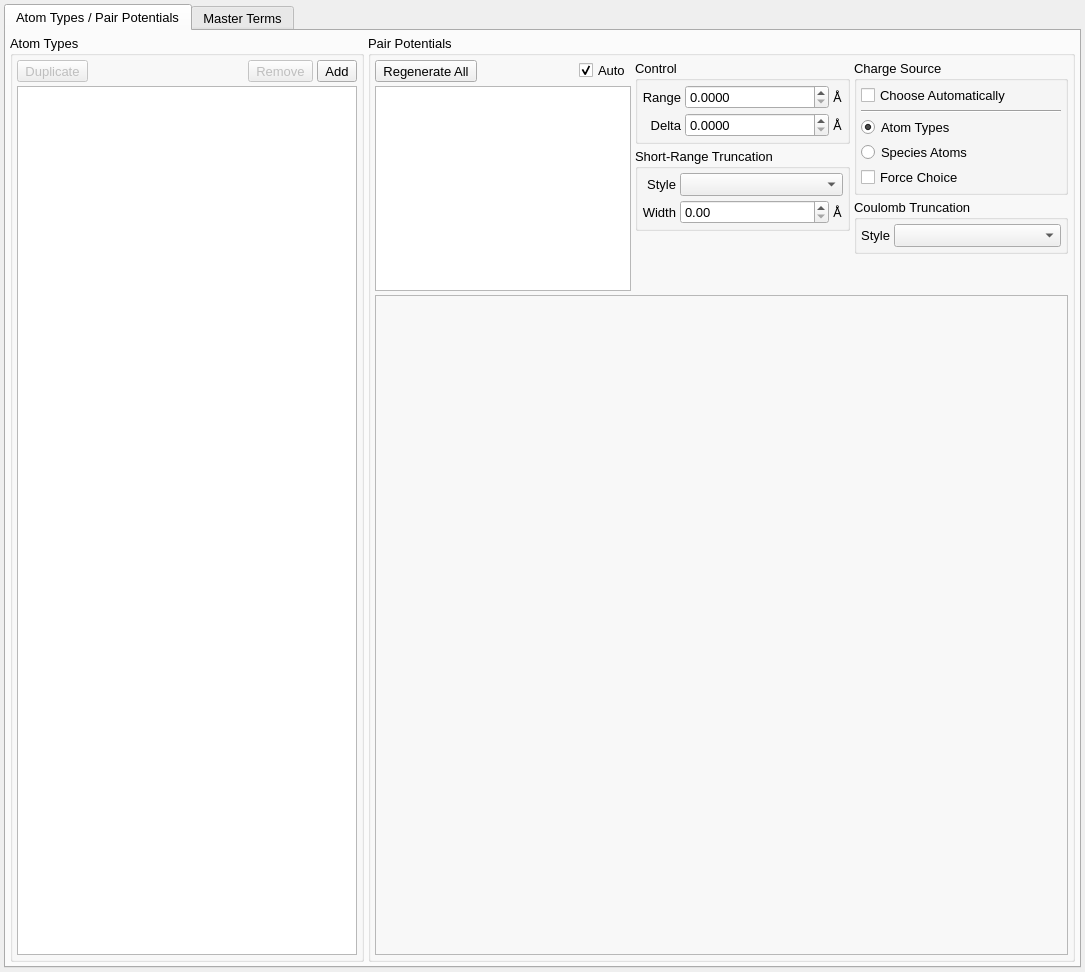
This is src/gui/forcefieldTab.ui in disorderedmaterials/dissolve as Qt 5 draws it before an edit. The edited form follows.
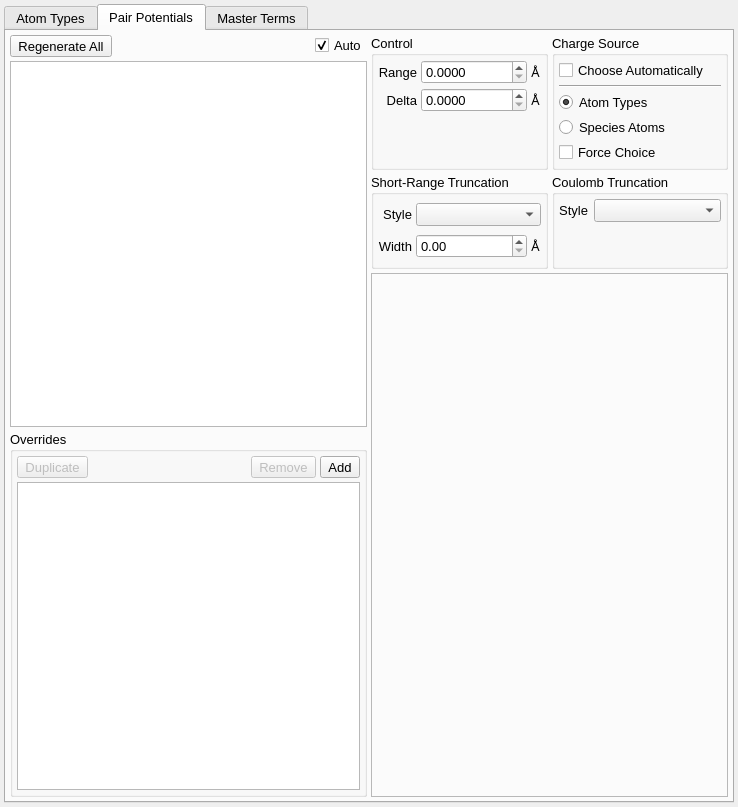
This is the edited form. Icons and pictures are not drawn. Custom widgets are drawn as their Qt base class.

Commit message: Split up forcefield tab pages.

What changed in the file:
```diff
--- a/src/gui/forcefieldTab.ui
+++ b/src/gui/forcefieldTab.ui
@@ -6,8 +6,8 @@
    <rect>
     <x>0</x>
     <y>0</y>
-    <width>1085</width>
-    <height>972</height>
+    <width>738</width>
+    <height>807</height>
    </rect>
   </property>
   <property name="font">
@@ -39,38 +39,11 @@
      <property name="currentIndex">
       <number>0</number>
      </property>
-     <widget class="QWidget" name="PairPotentialsTab">
+     <widget class="QWidget" name="AtomTypesTab">
       <attribute name="title">
-       <string>Atom Types / Pair Potentials</string>
-      </attribute>
-      <layout class="QHBoxLayout" name="horizontalLayout_11">
-       <property name="spacing">
-        <number>4</number>
-       </property>
-       <property name="leftMargin">
-        <number>4</number>
-       </property>
-       <property name="topMargin">
-        <number>4</number>
-       </property>
-       <property name="rightMargin">
-        <number>4</number>
-       </property>
-       <property name="bottomMargin">
-        <number>4</number>
-       </property>
-       <item>
-        <widget class="QGroupBox" name="AtomTypesGroup">
-         <property name="sizePolicy">
-          <sizepolicy hsizetype="Expanding" vsizetype="Preferred">
-           <horstretch>1</horstretch>
-           <verstretch>0</verstretch>
-          </sizepolicy>
-         </property>
-         <property name="title">
           <string>Atom Types</string>
-         </property>
-         <layout class="QVBoxLayout" name="verticalLayout_6">
+      </attribute>
+      <layout class="QVBoxLayout" name="verticalLayout">
           <property name="spacing">
            <number>4</number>
           </property>
@@ -219,19 +192,11 @@
           </item>
          </layout>
         </widget>
-       </item>
-       <item>
-        <widget class="QGroupBox" name="PairPotentialsGroup">
-         <property name="sizePolicy">
-          <sizepolicy hsizetype="Expanding" vsizetype="Expanding">
-           <horstretch>2</horstretch>
-           <verstretch>0</verstretch>
-          </sizepolicy>
-         </property>
-         <property name="title">
+     <widget class="QWidget" name="PairPotentialsTab">
+      <attribute name="title">
           <string>Pair Potentials</string>
-         </property>
-         <layout class="QVBoxLayout" name="verticalLayout_8">
+      </attribute>
+      <layout class="QHBoxLayout" name="horizontalLayout_9">
           <property name="spacing">
            <number>4</number>
           </property>
@@ -248,15 +213,10 @@
            <number>4</number>
           </property>
           <item>
-           <layout class="QHBoxLayout" name="horizontalLayout_10">
-            <item>
-             <layout class="QVBoxLayout" name="verticalLayout_4">
+        <layout class="QVBoxLayout" name="verticalLayout_3">
               <property name="spacing">
                <number>4</number>
               </property>
-              <property name="bottomMargin">
-               <number>0</number>
-              </property>
               <item>
                <layout class="QHBoxLayout" name="horizontalLayout_6">
                 <item>
@@ -327,14 +287,237 @@
                 </attribute>
                </widget>
               </item>
-             </layout>
-            </item>
             <item>
+          <widget class="QGroupBox" name="groupBox">
+           <property name="title">
+            <string>Overrides</string>
+           </property>
              <layout class="QVBoxLayout" name="verticalLayout_2">
               <property name="spacing">
                <number>4</number>
               </property>
+            <property name="leftMargin">
+             <number>4</number>
+            </property>
+            <property name="topMargin">
+             <number>4</number>
+            </property>
+            <property name="rightMargin">
+             <number>4</number>
+            </property>
+            <property name="bottomMargin">
+             <number>4</number>
+            </property>
               <item>
+             <layout class="QHBoxLayout" name="horizontalLayout_10">
+              <property name="spacing">
+               <number>4</number>
+              </property>
+              <item>
+               <widget class="QToolButton" name="OverrideDuplicateButton">
+                <property name="enabled">
+                 <bool>false</bool>
+                </property>
+                <property name="sizePolicy">
+                 <sizepolicy hsizetype="Fixed" vsizetype="Fixed">
+                  <horstretch>0</horstretch>
+                  <verstretch>0</verstretch>
+                 </sizepolicy>
+                </property>
+                <property name="text">
+                 <string>Duplicate</string>
+                </property>
+                <property name="icon">
+                 <iconset resource="main.qrc">
+                  <normaloff>:/general/icons/copy.svg</normaloff>:/general/icons/copy.svg</iconset>
+                </property>
+                <property name="iconSize">
+                 <size>
+                  <width>16</width>
+                  <height>16</height>
+                 </size>
+                </property>
+                <property name="toolButtonStyle">
+                 <enum>Qt::ToolButtonTextBesideIcon</enum>
+                </property>
+               </widget>
+              </item>
+              <item>
+               <spacer name="horizontalSpacer_7">
+                <property name="orientation">
+                 <enum>Qt::Horizontal</enum>
+                </property>
+                <property name="sizeHint" stdset="0">
+                 <size>
+                  <width>40</width>
+                  <height>20</height>
+                 </size>
+                </property>
+               </spacer>
+              </item>
+              <item>
+               <widget class="QToolButton" name="OverrideRemoveButton">
+                <property name="enabled">
+                 <bool>false</bool>
+                </property>
+                <property name="sizePolicy">
+                 <sizepolicy hsizetype="Fixed" vsizetype="Fixed">
+                  <horstretch>0</horstretch>
+                  <verstretch>0</verstretch>
+                 </sizepolicy>
+                </property>
+                <property name="text">
+                 <string>Remove</string>
+                </property>
+                <property name="icon">
+                 <iconset resource="main.qrc">
+                  <normaloff>:/general/icons/remove.svg</normaloff>:/general/icons/remove.svg</iconset>
+                </property>
+                <property name="iconSize">
+                 <size>
+                  <width>16</width>
+                  <height>16</height>
+                 </size>
+                </property>
+                <property name="toolButtonStyle">
+                 <enum>Qt::ToolButtonTextBesideIcon</enum>
+                </property>
+               </widget>
+              </item>
+              <item>
+               <widget class="QToolButton" name="OverrideAddButton">
+                <property name="sizePolicy">
+                 <sizepolicy hsizetype="Fixed" vsizetype="Fixed">
+                  <horstretch>0</horstretch>
+                  <verstretch>0</verstretch>
+                 </sizepolicy>
+                </property>
+                <property name="text">
+                 <string>Add</string>
+                </property>
+                <property name="icon">
+                 <iconset resource="main.qrc">
+                  <normaloff>:/general/icons/add.svg</normaloff>:/general/icons/add.svg</iconset>
+                </property>
+                <property name="iconSize">
+                 <size>
+                  <width>16</width>
+                  <height>16</height>
+                 </size>
+                </property>
+                <property name="toolButtonStyle">
+                 <enum>Qt::ToolButtonTextBesideIcon</enum>
+                </property>
+               </widget>
+              </item>
+             </layout>
+            </item>
+            <item>
+             <widget class="QTableView" name="OverridesTable">
+              <property name="font">
+               <font>
+                <pointsize>10</pointsize>
+               </font>
+              </property>
+              <property name="selectionMode">
+               <enum>QAbstractItemView::SingleSelection</enum>
+              </property>
+              <property name="selectionBehavior">
+               <enum>QAbstractItemView::SelectRows</enum>
+              </property>
+              <attribute name="horizontalHeaderVisible">
+               <bool>false</bool>
+              </attribute>
+              <attribute name="verticalHeaderVisible">
+               <bool>false</bool>
+              </attribute>
+             </widget>
+            </item>
+           </layout>
+          </widget>
+         </item>
+        </layout>
+       </item>
+       <item>
+        <layout class="QGridLayout" name="gridLayout_4">
+         <item row="0" column="1">
+          <widget class="QGroupBox" name="PairPotentialStyleGroup">
+           <property name="sizePolicy">
+            <sizepolicy hsizetype="Minimum" vsizetype="Preferred">
+             <horstretch>0</horstretch>
+             <verstretch>0</verstretch>
+            </sizepolicy>
+           </property>
+           <property name="title">
+            <string>Charge Source</string>
+           </property>
+           <layout class="QVBoxLayout" name="verticalLayout_5">
+            <property name="spacing">
+             <number>4</number>
+            </property>
+            <property name="leftMargin">
+             <number>4</number>
+            </property>
+            <property name="topMargin">
+             <number>4</number>
+            </property>
+            <property name="rightMargin">
+             <number>4</number>
+            </property>
+            <property name="bottomMargin">
+             <number>4</number>
+            </property>
+            <item>
+             <widget class="QCheckBox" name="AutomaticChargeSourceCheck">
+              <property name="text">
+               <string>Choose Automatically</string>
+              </property>
+             </widget>
+            </item>
+            <item>
+             <widget class="Line" name="line">
+              <property name="orientation">
+               <enum>Qt::Horizontal</enum>
+              </property>
+             </widget>
+            </item>
+            <item>
+             <widget class="QRadioButton" name="PairPotentialsAtomTypeChargesRadio">
+              <property name="toolTip">
+               <string>If selected, charges from atom types are included in tabulated pair potentials</string>
+              </property>
+              <property name="text">
+               <string>Atom Types</string>
+              </property>
+              <property name="checked">
+               <bool>true</bool>
+              </property>
+             </widget>
+            </item>
+            <item>
+             <widget class="QRadioButton" name="PairPotentialsSpeciesAtomChargesRadio">
+              <property name="toolTip">
+               <string>If selected, tabulated pair potentials only contain short-range terms, with charges taken from species atoms</string>
+              </property>
+              <property name="text">
+               <string>Species Atoms</string>
+              </property>
+              <property name="checked">
+               <bool>false</bool>
+              </property>
+             </widget>
+            </item>
+            <item>
+             <widget class="QCheckBox" name="ForceChargeSourceCheck">
+              <property name="text">
+               <string>Force Choice</string>
+              </property>
+             </widget>
+            </item>
+           </layout>
+          </widget>
+         </item>
+         <item row="0" column="0">
                <widget class="QGroupBox" name="PairPotentialControlGroup">
                 <property name="sizePolicy">
                  <sizepolicy hsizetype="Minimum" vsizetype="Preferred">
@@ -445,10 +628,89 @@
                    </property>
                   </widget>
                  </item>
+            <item row="2" column="1">
+             <spacer name="verticalSpacer">
+              <property name="orientation">
+               <enum>Qt::Vertical</enum>
+              </property>
+              <property name="sizeHint" stdset="0">
+               <size>
+                <width>20</width>
+                <height>40</height>
+               </size>
+              </property>
+             </spacer>
+            </item>
                 </layout>
                </widget>
               </item>
-              <item>
+         <item row="1" column="1">
+          <widget class="QGroupBox" name="CoulombTruncationGroup">
+           <property name="sizePolicy">
+            <sizepolicy hsizetype="Minimum" vsizetype="Preferred">
+             <horstretch>0</horstretch>
+             <verstretch>0</verstretch>
+            </sizepolicy>
+           </property>
+           <property name="title">
+            <string>Coulomb Truncation</string>
+           </property>
+           <layout class="QGridLayout" name="gridLayout_5">
+            <property name="leftMargin">
+             <number>4</number>
+            </property>
+            <property name="topMargin">
+             <number>4</number>
+            </property>
+            <property name="rightMargin">
+             <number>4</number>
+            </property>
+            <property name="bottomMargin">
+             <number>4</number>
+            </property>
+            <item row="0" column="0">
+             <widget class="QLabel" name="label_891">
+              <property name="sizePolicy">
+               <sizepolicy hsizetype="Minimum" vsizetype="Preferred">
+                <horstretch>0</horstretch>
+                <verstretch>0</verstretch>
+               </sizepolicy>
+              </property>
+              <property name="text">
+               <string>Style</string>
+              </property>
+              <property name="alignment">
+               <set>Qt::AlignRight|Qt::AlignTrailing|Qt::AlignVCenter</set>
+              </property>
+             </widget>
+            </item>
+            <item row="0" column="1">
+             <widget class="QComboBox" name="CoulombTruncationCombo">
+              <property name="sizePolicy">
+               <sizepolicy hsizetype="Expanding" vsizetype="Fixed">
+                <horstretch>0</horstretch>
+                <verstretch>0</verstretch>
+               </sizepolicy>
+              </property>
+             </widget>
+            </item>
+            <item row="1" column="1">
+             <spacer name="verticalSpacer_2">
+              <property name="orientation">
+               <enum>Qt::Vertical</enum>
+              </property>
+              <property name="sizeHint" stdset="0">
+               <size>
+                <width>20</width>
+                <height>40</height>
+               </size>
+              </property>
+             </spacer>
+            </item>
+           </layout>
+          </widget>
+         </item>
+         <item row="1" column="0">
                <widget class="QGroupBox" name="ShortRangeTruncationGroup">
                 <property name="sizePolicy">
                  <sizepolicy hsizetype="Minimum" vsizetype="Preferred">
@@ -546,177 +808,7 @@
                 </layout>
                </widget>
               </item>
-              <item>
-               <spacer name="verticalSpacer">
-                <property name="orientation">
-                 <enum>Qt::Vertical</enum>
-                </property>
-                <property name="sizeHint" stdset="0">
-                 <size>
-                  <width>20</width>
-                  <height>40</height>
-                 </size>
-                </property>
-               </spacer>
-              </item>
-             </layout>
-            </item>
-            <item>
-             <layout class="QVBoxLayout" name="verticalLayout_7">
-              <property name="spacing">
-               <number>4</number>
-              </property>
-              <item>
-               <widget class="QGroupBox" name="PairPotentialStyleGroup">
-                <property name="sizePolicy">
-                 <sizepolicy hsizetype="Minimum" vsizetype="Preferred">
-                  <horstretch>0</horstretch>
-                  <verstretch>0</verstretch>
-                 </sizepolicy>
-                </property>
-                <property name="title">
-                 <string>Charge Source</string>
-                </property>
-                <layout class="QVBoxLayout" name="verticalLayout_5">
-                 <property name="spacing">
-                  <number>4</number>
-                 </property>
-                 <property name="leftMargin">
-                  <number>4</number>
-                 </property>
-                 <property name="topMargin">
-                  <number>4</number>
-                 </property>
-                 <property name="rightMargin">
-                  <number>4</number>
-                 </property>
-                 <property name="bottomMargin">
-                  <number>4</number>
-                 </property>
-                 <item>
-                  <widget class="QCheckBox" name="AutomaticChargeSourceCheck">
-                   <property name="text">
-                    <string>Choose Automatically</string>
-                   </property>
-                  </widget>
-                 </item>
-                 <item>
-                  <widget class="Line" name="line">
-                   <property name="orientation">
-                    <enum>Qt::Horizontal</enum>
-                   </property>
-                  </widget>
-                 </item>
-                 <item>
-                  <widget class="QRadioButton" name="PairPotentialsAtomTypeChargesRadio">
-                   <property name="toolTip">
-                    <string>If selected, charges from atom types are included in tabulated pair potentials</string>
-                   </property>
-                   <property name="text">
-                    <string>Atom Types</string>
-                   </property>
-                   <property name="checked">
-                    <bool>true</bool>
-                   </property>
-                  </widget>
-                 </item>
-                 <item>
-                  <widget class="QRadioButton" name="PairPotentialsSpeciesAtomChargesRadio">
-                   <property name="toolTip">
-                    <string>If selected, tabulated pair potentials only contain short-range terms, with charges taken from species atoms</string>
-                   </property>
-                   <property name="text">
-                    <string>Species Atoms</string>
-                   </property>
-                   <property name="checked">
-                    <bool>false</bool>
-                   </property>
-                  </widget>
-                 </item>
-                 <item>
-                  <widget class="QCheckBox" name="ForceChargeSourceCheck">
-                   <property name="text">
-                    <string>Force Choice</string>
-                   </property>
-                  </widget>
-                 </item>
-                </layout>
-               </widget>
-              </item>
-              <item>
-               <widget class="QGroupBox" name="CoulombTruncationGroup">
-                <property name="sizePolicy">
-                 <sizepolicy hsizetype="Minimum" vsizetype="Preferred">
-                  <horstretch>0</horstretch>
-                  <verstretch>0</verstretch>
-                 </sizepolicy>
-                </property>
-                <property name="title">
-                 <string>Coulomb Truncation</string>
-                </property>
-                <layout class="QHBoxLayout" name="horizontalLayout_9">
-                 <property name="spacing">
-                  <number>4</number>
-                 </property>
-                 <property name="leftMargin">
-                  <number>4</number>
-                 </property>
-                 <property name="topMargin">
-                  <number>4</number>
-                 </property>
-                 <property name="rightMargin">
-                  <number>4</number>
-                 </property>
-                 <property name="bottomMargin">
-                  <number>4</number>
-                 </property>
-                 <item>
-                  <widget class="QLabel" name="label_891">
-                   <property name="sizePolicy">
-                    <sizepolicy hsizetype="Minimum" vsizetype="Preferred">
-                     <horstretch>0</horstretch>
-                     <verstretch>0</verstretch>
-                    </sizepolicy>
-                   </property>
-                   <property name="text">
-                    <string>Style</string>
-                   </property>
-                   <property name="alignment">
-                    <set>Qt::AlignRight|Qt::AlignTrailing|Qt::AlignVCenter</set>
-                   </property>
-                  </widget>
-                 </item>
-                 <item>
-                  <widget class="QComboBox" name="CoulombTruncationCombo">
-                   <property name="sizePolicy">
-                    <sizepolicy hsizetype="Expanding" vsizetype="Fixed">
-                     <horstretch>0</horstretch>
-                     <verstretch>0</verstretch>
-                    </sizepolicy>
-                   </property>
-                  </widget>
-                 </item>
-                </layout>
-               </widget>
-              </item>
-              <item>
-               <spacer name="verticalSpacer_2">
-                <property name="orientation">
-                 <enum>Qt::Vertical</enum>
-                </property>
-                <property name="sizeHint" stdset="0">
-                 <size>
-                  <width>166</width>
-                  <height>37</height>
-                 </size>
-                </property>
-               </spacer>
-              </item>
-             </layout>
-            </item>
-           </layout>
-          </item>
-          <item>
+         <item row="2" column="0" colspan="2">
            <widget class="QFrame" name="PairPotentialsPlotFrame">
             <property name="sizePolicy">
              <sizepolicy hsizetype="Expanding" vsizetype="Expanding">
@@ -760,7 +852,6 @@
            </widget>
           </item>
          </layout>
-        </widget>
        </item>
       </layout>
      </widget>
```
Left out of the diff: 60 changed lines with no effect on the pictures. Lines whose indentation alone changed are shown as unchanged.
